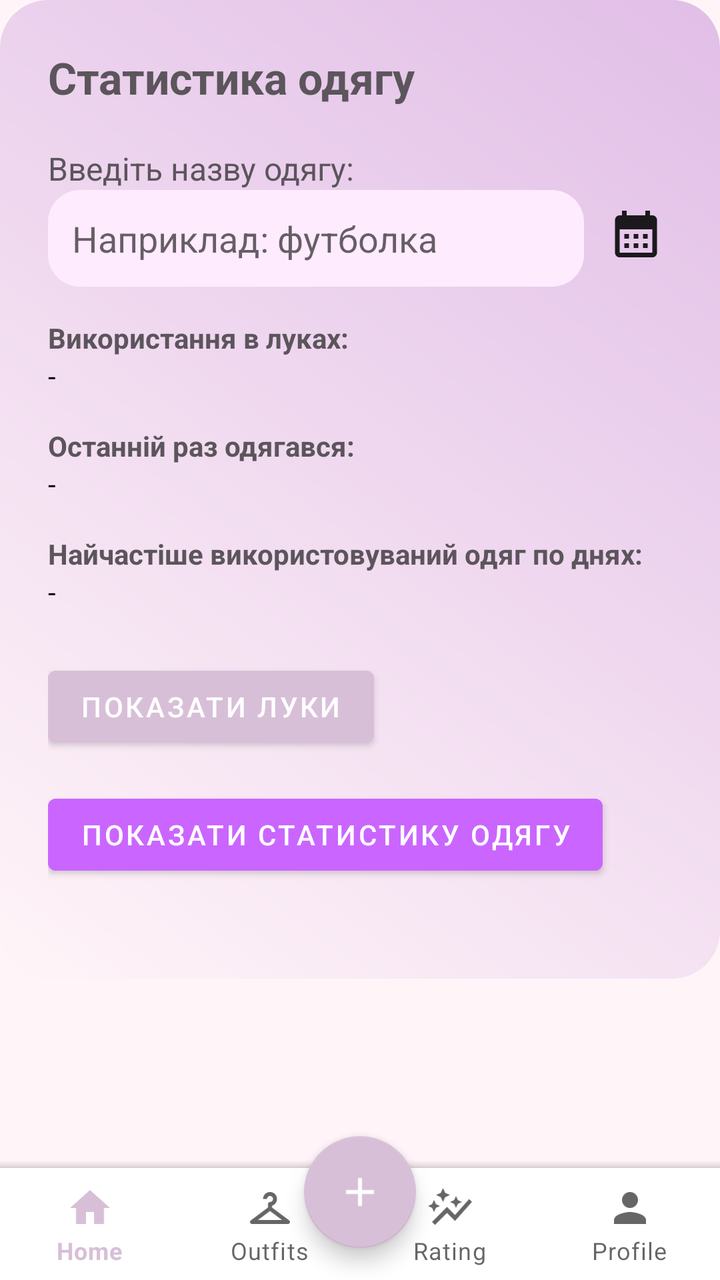
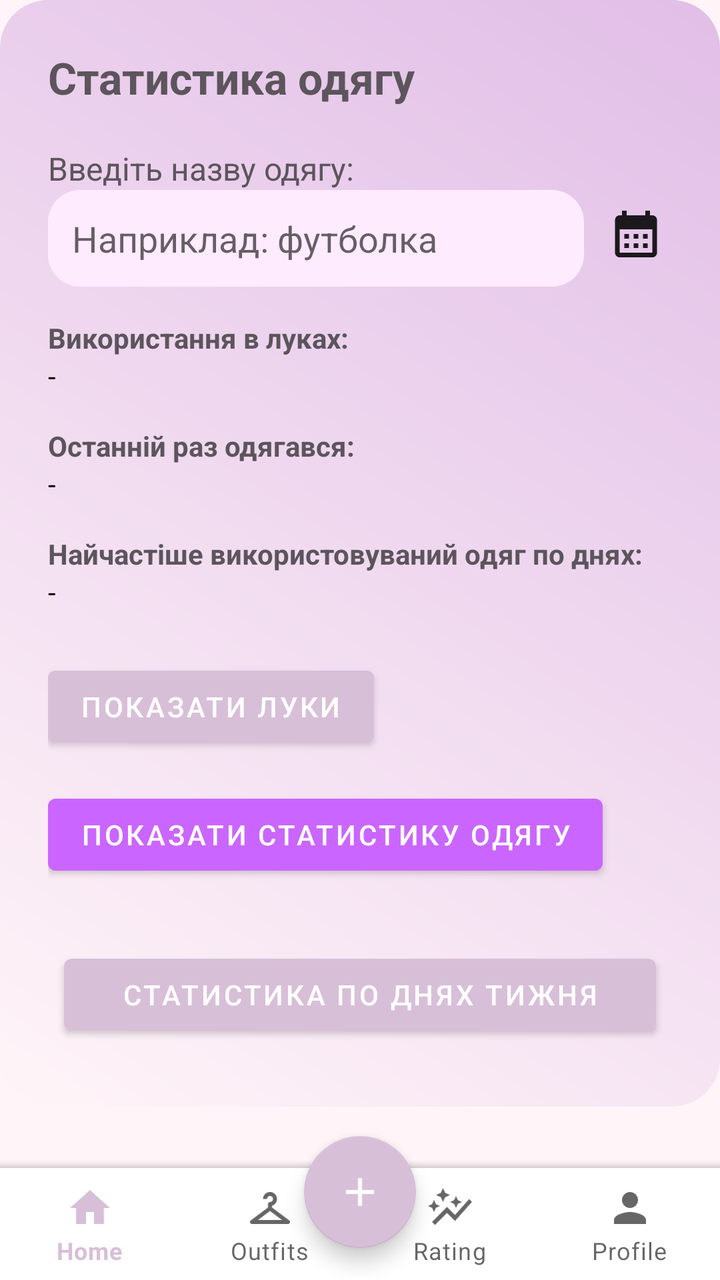

Two renders of the same Android screen: before a commit and after it. Below are the layout's source before the change and the commit's diff.
<!-- AndroidManifest.xml: application theme Theme.CreateWardrobe -->
<!-- res/layout/activity_rating.xml -->
<?xml version="1.0" encoding="utf-8"?>
<androidx.constraintlayout.widget.ConstraintLayout xmlns:android="http://schemas.android.com/apk/res/android"
    xmlns:app="http://schemas.android.com/apk/res-auto"
    xmlns:tools="http://schemas.android.com/tools"
    android:id="@+id/main"
    android:layout_width="match_parent"
    android:layout_height="match_parent"
    android:background="@color/pink_light"
    tools:context=".Rating">

    <ScrollView
        android:id="@+id/scrollView2"
        android:layout_width="0dp"
        android:layout_height="0dp"
        app:layout_constraintTop_toTopOf="parent"
        app:layout_constraintBottom_toTopOf="@+id/bottom_app_bar"
        app:layout_constraintStart_toStartOf="parent"
        app:layout_constraintEnd_toEndOf="parent">

        <LinearLayout
            android:layout_width="match_parent"
            android:layout_height="wrap_content"
            android:orientation="vertical"
            android:padding="24dp"
            android:background="@drawable/rounded_pink_box">

            <TextView
                android:layout_width="wrap_content"
                android:layout_height="wrap_content"
                android:text="Статистика одягу"
                android:textSize="22sp"
                android:textStyle="bold"
                android:textColor="@color/pink_dark"
                android:layout_marginBottom="20dp" />

            <TextView
                android:layout_width="wrap_content"
                android:layout_height="wrap_content"
                android:text="Введіть назву одягу:"
                android:textSize="16sp"
                android:textColor="@color/pink_dark" />

            <LinearLayout
                android:layout_width="match_parent"
                android:layout_height="wrap_content"
                android:orientation="horizontal"
                android:layout_marginBottom="16dp">

                <AutoCompleteTextView
                    android:id="@+id/editTextItemId"
                    android:layout_width="0dp"
                    android:layout_height="wrap_content"
                    android:layout_weight="1"
                    android:hint="Наприклад: футболка"
                    android:minHeight="48dp"
                    android:background="@drawable/rounded_edittext"
                    android:paddingStart="12dp"
                    android:paddingTop="12dp"
                    android:paddingBottom="12dp"
                    android:textColor="@color/black"
                    android:completionThreshold="1"
                    android:layout_marginEnd="8dp" />

                <ImageView
                    android:id="@+id/categoryCalendarIcon"
                    android:layout_width="36dp"
                    android:layout_height="36dp"
                    android:background="@android:color/transparent"
                    android:clickable="true"
                    android:focusable="true"
                    android:padding="4dp"
                    android:src="@drawable/baseline_calendar_month_24"
                    android:layout_marginTop="4dp" tools:ignore="SpeakableTextPresentCheck,TouchTargetSizeCheck" />

            </LinearLayout>

            <TextView
                android:layout_width="wrap_content"
                android:layout_height="wrap_content"
                android:text="Використання в луках:"
                android:textStyle="bold"
                android:textColor="@color/pink_dark" />

            <TextView
                android:id="@+id/textViewItemLooks"
                android:layout_width="wrap_content"
                android:layout_height="wrap_content"
                android:text="-"
                android:layout_marginBottom="16dp"
                android:textColor="@color/black" />

            <TextView
                android:layout_width="wrap_content"
                android:layout_height="wrap_content"
                android:text="Останній раз одягався:"
                android:textStyle="bold"
                android:textColor="@color/pink_dark" />

            <TextView
                android:id="@+id/textViewLastWornDate"
                android:layout_width="wrap_content"
                android:layout_height="wrap_content"
                android:text="-"
                android:layout_marginBottom="16dp"
                android:textColor="@color/black" />

            <TextView
                android:layout_width="wrap_content"
                android:layout_height="wrap_content"
                android:text="Найчастіше використовуваний одяг по днях:"
                android:textStyle="bold"
                android:textColor="@color/pink_dark" />

            <TextView
                android:id="@+id/textViewMostUsedByDay"
                android:layout_width="wrap_content"
                android:layout_height="wrap_content"
                android:text="-"
                android:layout_marginBottom="24dp"
                android:textColor="@color/black" />

            <Button
                android:id="@+id/buttonShowOutfitUsage"
                android:layout_width="wrap_content"
                android:layout_height="wrap_content"
                android:text="Показати луки"
                android:backgroundTint="@color/pink"
                android:textColor="@android:color/white"
                android:layout_marginBottom="16dp" />

            <Button
                android:id="@+id/buttonShowItemStats"
                android:layout_width="wrap_content"
                android:layout_height="wrap_content"
                android:text="Показати статистику одягу"
                android:backgroundTint="@color/pink_accent"
                android:textColor="@android:color/white"
                android:layout_marginBottom="24dp" />


            <LinearLayout
                android:id="@+id/chartContainer"
                android:layout_width="match_parent"
                android:layout_height="wrap_content"
                android:orientation="vertical" />

        </LinearLayout>
    </ScrollView>

    <com.google.android.material.floatingactionbutton.FloatingActionButton
        android:id="@+id/fab"
        android:layout_width="wrap_content"
        android:layout_height="wrap_content"
        android:layout_margin="16dp"
        android:clickable="true"
        android:focusable="true"
        app:backgroundTint="@color/pink"
        app:layout_anchor="@id/bottom_app_bar"
        app:layout_anchorGravity="center"
        app:layout_constraintBottom_toBottomOf="parent"
        app:layout_constraintEnd_toEndOf="parent"
        app:layout_constraintStart_toStartOf="parent"
        app:srcCompat="@drawable/baseline_add_24"
        app:tint="@color/white"
        tools:ignore="SpeakableTextPresentCheck" />

    <com.google.android.material.bottomappbar.BottomAppBar

        android:id="@+id/bottom_app_bar"
        android:layout_width="match_parent"
        android:layout_height="wrap_content"
        android:background="@color/white"
        app:contentInsetEnd="0dp"
        app:contentInsetStart="0dp"
        app:fabCradleMargin="10dp"
        app:fabCradleRoundedCornerRadius="50dp"
        app:layout_constraintBottom_toBottomOf="parent"
        app:layout_constraintEnd_toEndOf="parent"
        app:layout_constraintStart_toStartOf="parent"
        tools:ignore="BottomAppBar">

        <com.google.android.material.bottomnavigation.BottomNavigationView
            android:id="@+id/bottom_navigation"
            android:layout_width="match_parent"
            android:layout_height="wrap_content"
            android:background="@android:color/white"
            app:itemRippleColor="@android:color/transparent"
            app:labelVisibilityMode="labeled"
            app:menu="@menu/bottom_menu" />
    </com.google.android.material.bottomappbar.BottomAppBar>
</androidx.constraintlayout.widget.ConstraintLayout>
<!-- resources referenced by this layout -->
<resources>
  <color name="black">#FF000000</color>
  <color name="pink">#D8BFD8</color>
  <color name="pink_accent">#ca66ff</color>
  <color name="pink_dark">#5c555c</color>
  <color name="pink_light">#FFF5F8</color>
  <color name="white">#FFFFFFFF</color>
  <!-- drawable baseline_add_24 (drawable) -->
  <vector xmlns:android="http://schemas.android.com/apk/res/android" android:height="24dp" android:tint="#000000" android:viewportHeight="24" android:viewportWidth="24" android:width="24dp">
        
      <path android:fillColor="@android:color/white" android:pathData="M19,13h-6v6h-2v-6H5v-2h6V5h2v6h6v2z"/>
      
  </vector>
  <!-- drawable baseline_calendar_month_24 (drawable) -->
  <vector xmlns:android="http://schemas.android.com/apk/res/android" android:alpha="0.88" android:height="24dp" android:tint="#000000" android:viewportHeight="24" android:viewportWidth="24" android:width="24dp">
  
      <path android:fillColor="@android:color/white" android:pathData="M19,4h-1V2h-2v2H8V2H6v2H5C3.89,4 3.01,4.9 3.01,6L3,20c0,1.1 0.89,2 2,2h14c1.1,0 2,-0.9 2,-2V6C21,4.9 20.1,4 19,4zM19,20H5V10h14V20zM9,14H7v-2h2V14zM13,14h-2v-2h2V14zM17,14h-2v-2h2V14zM9,18H7v-2h2V18zM13,18h-2v-2h2V18zM17,18h-2v-2h2V18z"/>
  
  </vector>
  <!-- drawable rounded_edittext (drawable) -->
  <shape xmlns:android="http://schemas.android.com/apk/res/android"
      android:shape="rectangle">
      <solid android:color="@color/peach" />
      <corners android:radius="16dp" />
      <padding android:left="12dp" android:top="12dp" android:right="12dp" android:bottom="12dp" />
  </shape>
  <!-- drawable rounded_pink_box (drawable) -->
  <shape xmlns:android="http://schemas.android.com/apk/res/android"
      android:shape="rectangle">
      <gradient
          android:startColor="@color/pink_light"
          android:endColor="@color/lavender"
          android:angle="45"/>
      <corners android:radius="24dp" />
      <padding android:left="16dp" android:top="16dp" android:right="16dp" android:bottom="16dp" />
  </shape>
  <style name="Theme.CreateWardrobe" parent="Base.Theme.CreateWardrobe" />
  <color name="peach">#ffebfe</color>
  <color name="lavender">#E1BEE7</color>
  <style name="Base.Theme.CreateWardrobe" parent="Theme.MaterialComponents.DayNight.NoActionBar">
          <item name="colorPrimary">@color/pink</item>
          <item name="colorPrimaryVariant">@color/pink</item>
          <item name="colorOnPrimary">@android:color/white</item>
      </style>
</resources>

<!-- the commit's change to res/layout/activity_rating.xml (unified diff, before → after) -->
@@ -136,7 +136,12 @@
                 android:backgroundTint="@color/pink_accent"
                 android:textColor="@android:color/white"
                 android:layout_marginBottom="24dp" />
-
+            <Button
+                android:id="@+id/btnWeeklyStats"
+                android:layout_width="match_parent"
+                android:layout_height="wrap_content"
+                android:text="Статистика по днях тижня"
+                android:layout_margin="8dp"/>
 
             <LinearLayout
                 android:id="@+id/chartContainer"
